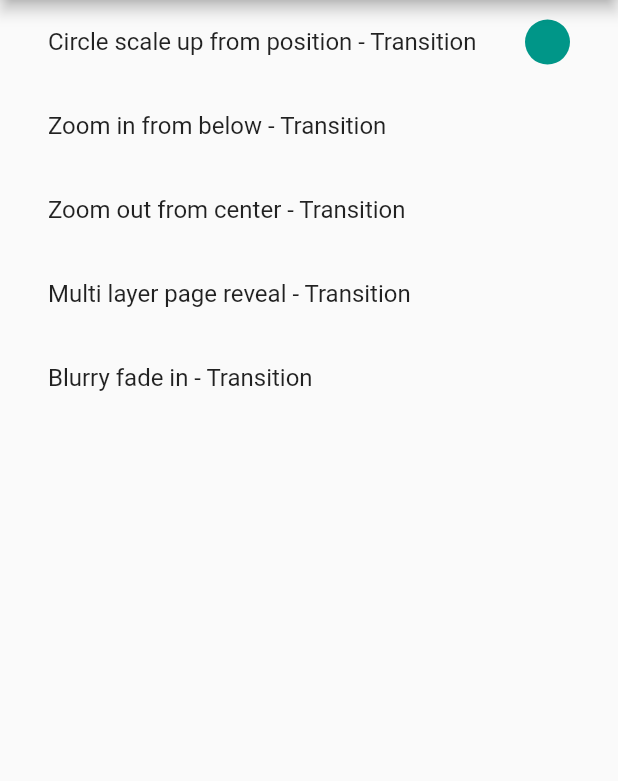
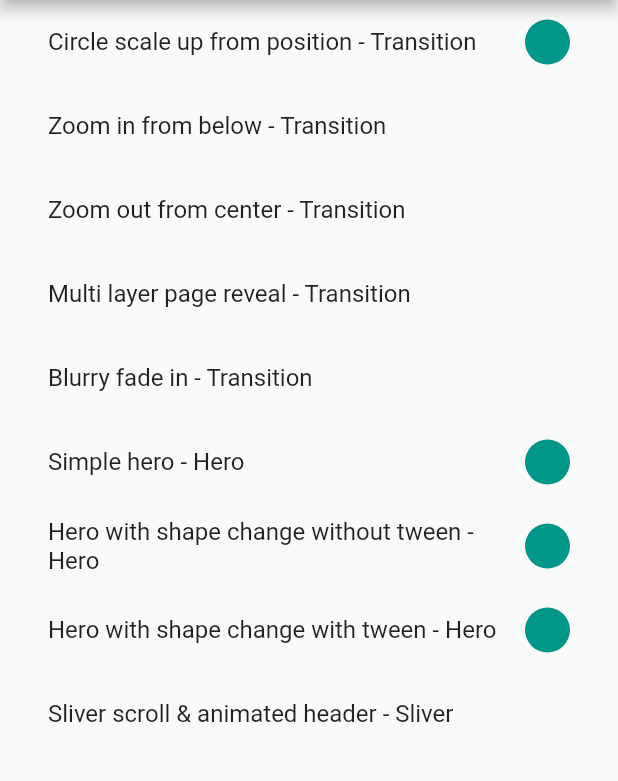
Before and after one commit to jon-mly/flutter_animations_gallery, a Flutter app: the screen it shows after launch, on a phone screen of 412 x 824 dp, the part 84-865 px from its top. Run offline on Flutter 3.47's test engine with Material 2 defaults, Android fonts, the phone set to English and light mode, and no system bars.

Commit message:
added hero and sliver examples

```diff
--- a/lib/pages/menu.dart
+++ b/lib/pages/menu.dart
@@ -1,5 +1,8 @@
 import 'package:flutter/material.dart';
 import 'package:animations_gallery/pages/back_page.dart';
+import 'package:animations_gallery/pages/hero_page.dart';
+import 'package:animations_gallery/pages/hero_squared_page.dart';
+import 'package:animations_gallery/pages/sliver_example_page.dart';
 import 'package:animations_gallery/transitions/zoom_in_from_below.dart';
 import 'package:animations_gallery/transitions/zoom_out_from_center.dart';
 import 'package:animations_gallery/transitions/multi_layer.dart';
@@ -18,6 +21,10 @@ class _MenuPageState extends State<MenuPage> {
     "Zoom out from center - Transition",
     "Multi layer page reveal - Transition",
     "Blurry fade in - Transition",
+    "Simple hero - Hero",
+    "Hero with shape change without tween - Hero",
+    "Hero with shape change with tween - Hero",
+    "Sliver scroll & animated header - Sliver"
   ];
 
   List<Function> _animationsFunctions;
@@ -34,6 +41,10 @@ class _MenuPageState extends State<MenuPage> {
       _presentZoomOutFromBelowPage,
       _presentMultiLayerPageRevealPage,
       _presentBlurryFadePage,
+      _presentHeroPage,
+      _presentHeroChangingShapeWithoutTweenPage,
+      _presentHeroChangingShapeWithTweenPage,
+      _presentSliverExample
     ];
     _animationsPositionedObjects = [
       Container(
@@ -47,6 +58,25 @@ class _MenuPageState extends State<MenuPage> {
       Container(),
       Container(),
       Container(),
+      Hero(
+        tag: "cirlce_hero",
+        child: Container(
+            decoration:
+                BoxDecoration(shape: BoxShape.circle, color: Colors.teal)),
+      ),
+      Hero(
+        tag: "cirlce_hero_to_rectangle",
+        child: Container(
+            decoration:
+                BoxDecoration(shape: BoxShape.circle, color: Colors.teal)),
+      ),
+      Hero(
+        tag: "cirlce_hero_to_rectangle_with_tween",
+        child: Container(
+            decoration:
+                BoxDecoration(shape: BoxShape.circle, color: Colors.teal)),
+      ),
+      Container()
     ];
   }
 
@@ -77,6 +107,26 @@ class _MenuPageState extends State<MenuPage> {
         .push(CircleScaleUpRouteBuilder(BackPage(), size, absoluteOrigin));
   }
 
+  void _presentHeroPage() {
+    Navigator.of(context)
+        .push(MaterialPageRoute(builder: (BuildContext context) => HeroPage()));
+  }
+
+  void _presentHeroChangingShapeWithoutTweenPage() {
+    Navigator.of(context).push(MaterialPageRoute(
+        builder: (BuildContext context) => HeroSquaredPage()));
+  }
+
+  void _presentHeroChangingShapeWithTweenPage() {
+    Navigator.of(context).push(MaterialPageRoute(
+        builder: (BuildContext context) => HeroSquaredPage()));
+  }
+
+  void _presentSliverExample() {
+    Navigator.of(context).push(MaterialPageRoute(
+        builder: (BuildContext context) => SliverExamplePage()));
+  }
+
   @override
   Widget build(BuildContext context) {
     return Scaffold(
```
Also changed, not shown: lib/pages/hero_page.dart (added, +31 -0 lines), lib/pages/hero_shape_with_tween.dart (added, +31 -0 lines), lib/pages/hero_squared_page.dart (added, +31 -0 lines), lib/pages/sliver_example_page.dart (added, +103 -0 lines).
